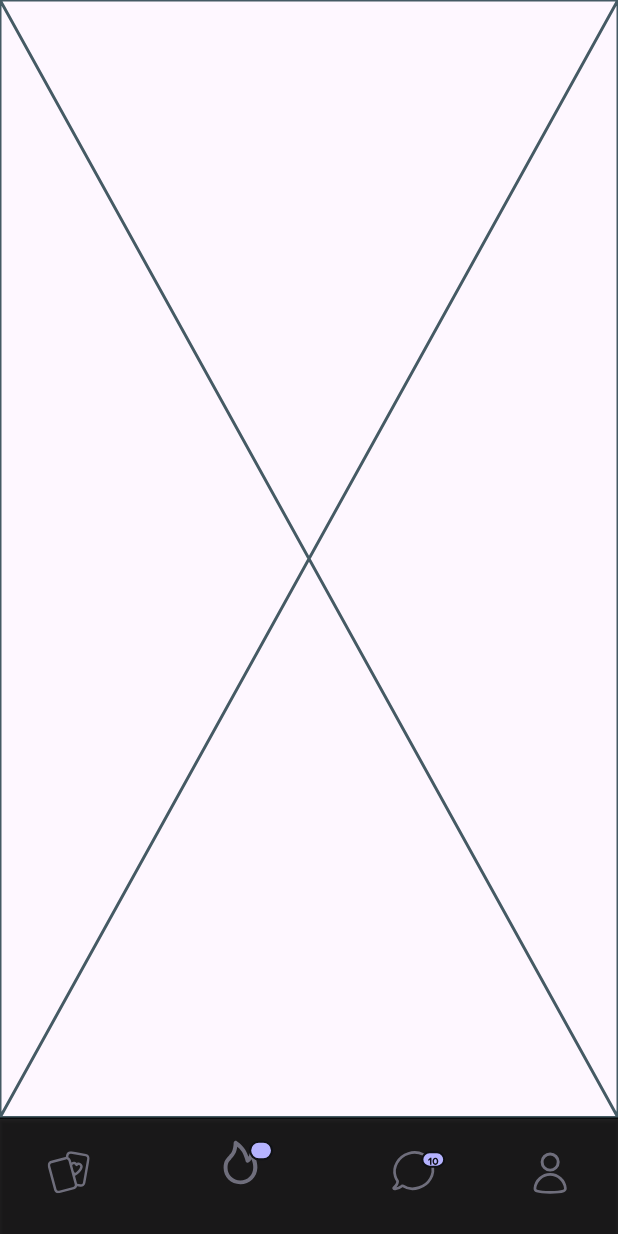
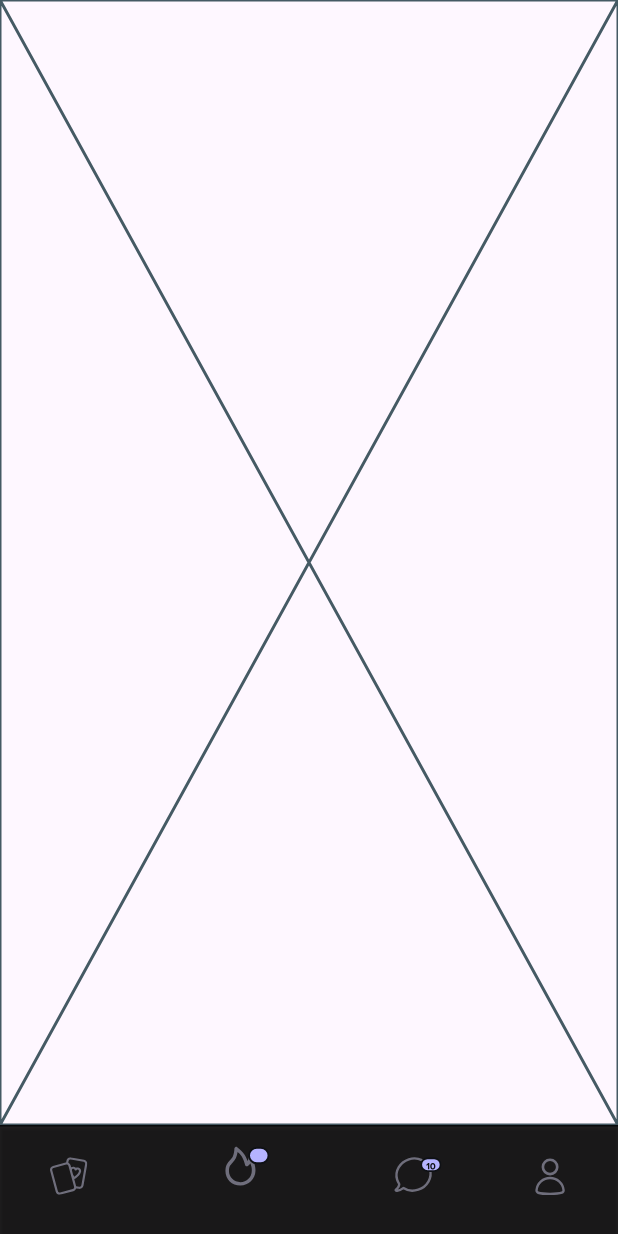
Before and after one commit to osuyaalex/stroll_test, a Flutter app: the screen it shows after launch, item 2 of the bottom bar chosen, on a phone screen of 412 x 824 dp. Run offline on Flutter 3.47's test engine with Material 3 defaults, Android fonts, the phone set to English and light mode, and no system bars; our stand-ins replace flutter_screenutil, flutter_svg, google_fonts; missing offline and left inert: staggered_grid_view.

Commit message:
component feature completed

```diff
--- a/lib/main_page.dart
+++ b/lib/main_page.dart
@@ -56,19 +56,19 @@ class _MainPageState extends State<MainPage> {
         items: [
           BottomNavigationBarItem(
             backgroundColor: Colors.black87,
-            icon: SvgPicture.asset('assets/Card.svg'),
+            icon: SvgPicture.asset('assets/Card.svg',height: 40,),
               label: ''
           ),
           BottomNavigationBarItem(
-            icon: SvgPicture.asset('assets/bonfire.svg'),
+            icon: SvgPicture.asset('assets/bonfire.svg',height: 40,),
               label: ''
           ),
           BottomNavigationBarItem(
-            icon: SvgPicture.asset('assets/Chat.svg'),
+            icon: SvgPicture.asset('assets/Chat.svg',height: 40,),
             label: ''
           ),
           BottomNavigationBarItem(
-            icon: SvgPicture.asset('assets/User.svg'),
+            icon: SvgPicture.asset('assets/User.svg',height: 40,),
               label: ''
           ),
         ],
```
